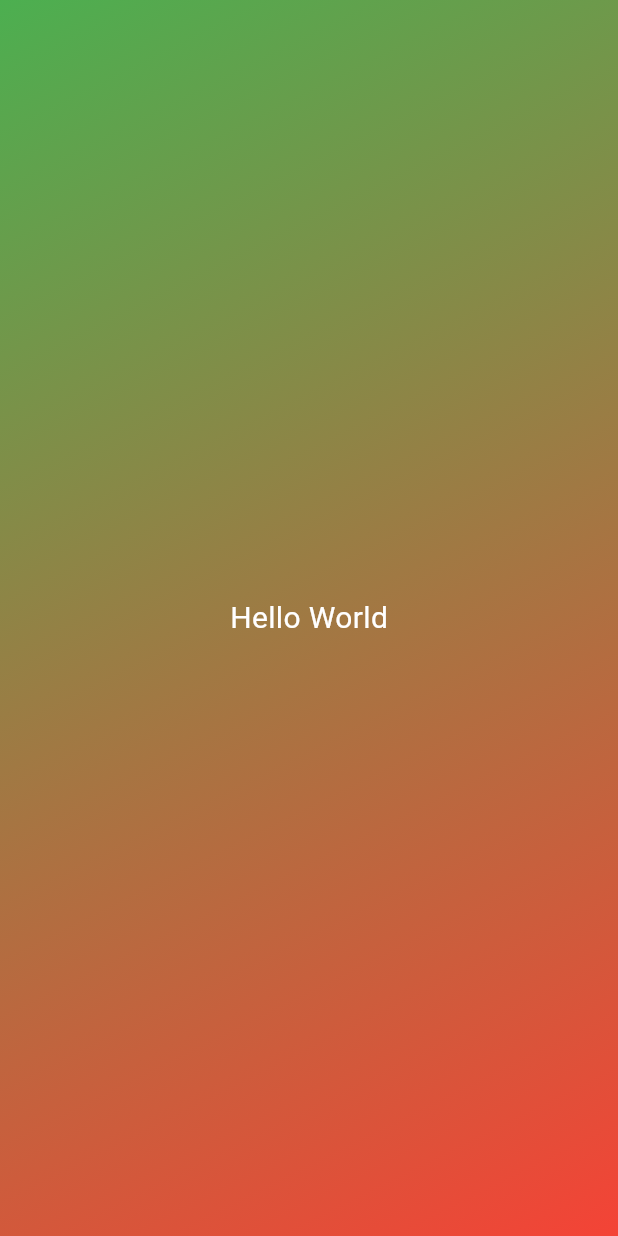
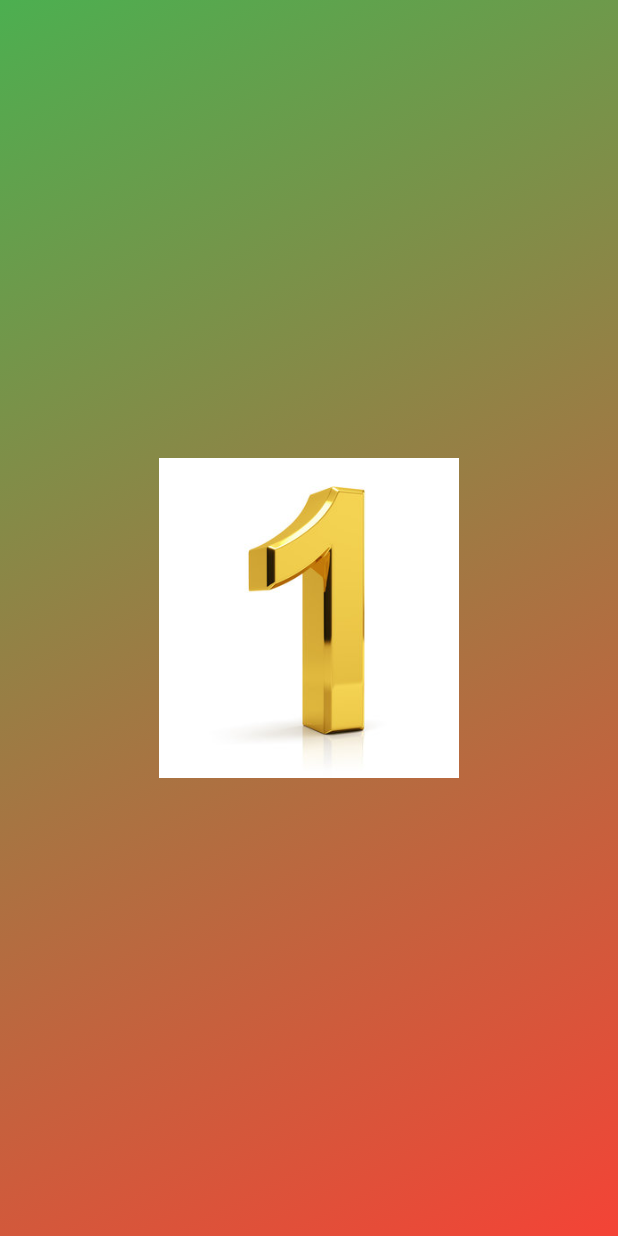
Before and after one commit to podeveloper/flutter-test, a Flutter app: the screen it shows after launch, on a phone screen of 412 x 824 dp. Run offline on Flutter 3.47's test engine with Material 3 defaults, Android fonts, the phone set to English and light mode, and no system bars; missing offline and left inert: dart:ffi.

Commit message:
Loading Images as Assets and Showing

```diff
--- a/lib/gradient_container.dart
+++ b/lib/gradient_container.dart
@@ -14,8 +14,8 @@ class GradientContainer extends StatelessWidget {
       decoration: BoxDecoration(
         gradient: LinearGradient(colors: colors, begin: Alignment.topLeft, end: Alignment.bottomRight),
       ),
-      child: const Center(
-        child: StyledText('Hello World'),
+      child: Center(
+        child: Image.asset('assets/numberImages/1.jpg',width: 200),
       ),
     );
   }
```
Also changed, not shown: pubspec.yaml (+8 -3 lines), assets/numberImages/1.jpg (added), assets/numberImages/2.jpg (added), assets/numberImages/3.jpg (added), assets/numberImages/4.jpg (added), assets/numberImages/5.jpg (added), assets/numberImages/6.jpg (added).
